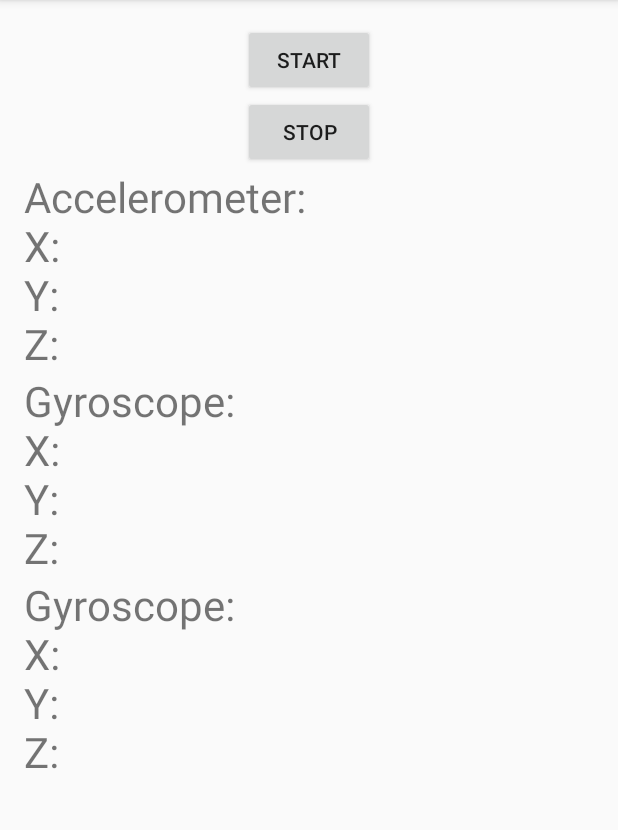
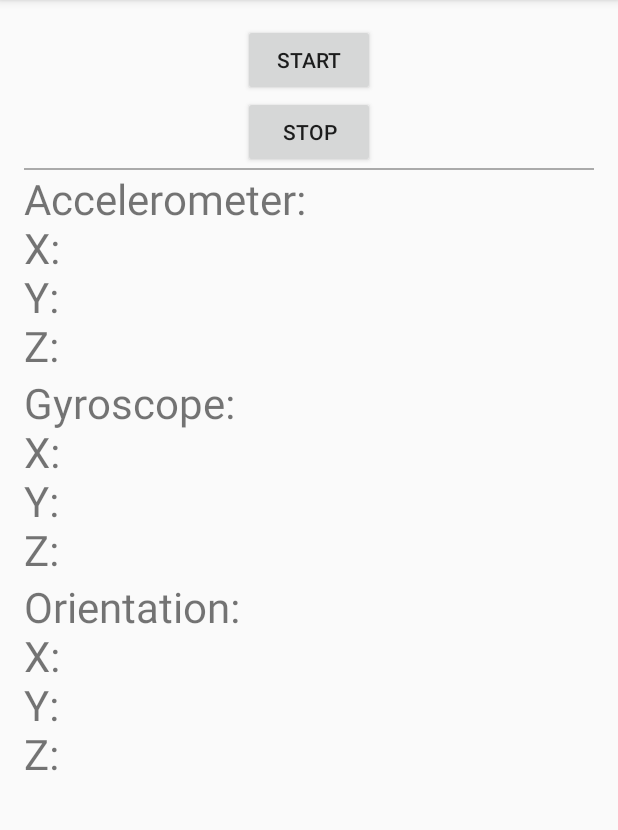
Before and after one commit to ryansmick/ActivitySensingResearch, an Android app: the screen it shows after launch (MainActivity), on a phone screen of 412 x 824 dp, the part 84-914 px from its top. Run offline under Robolectric (Android 15) with nearby library versions, the phone set to English and light mode, and no system bars; 1 statement that could not run was skipped.

Commit message:
Formatting and Fixing Problems

```diff
--- a/app/src/main/res/layout/activity_main.xml
+++ b/app/src/main/res/layout/activity_main.xml
@@ -1,4 +1,4 @@
-<RelativeLayout xmlns:android="http://schemas.android.com/apk/res/android"
+<LinearLayout xmlns:android="http://schemas.android.com/apk/res/android"
                 xmlns:tools="http://schemas.android.com/tools"
                 android:layout_width="match_parent"
                 android:layout_height="match_parent"
@@ -6,11 +6,12 @@
                 android:paddingRight="@dimen/activity_horizontal_margin"
                 android:paddingTop="@dimen/activity_vertical_margin"
                 android:paddingBottom="@dimen/activity_vertical_margin"
-                tools:context=".MainActivity">
+                tools:context=".MainActivity"
+                android:orientation="vertical">
 
     <LinearLayout
         android:layout_width="match_parent"
-        android:layout_height="match_parent"
+        android:layout_height="wrap_content"
         android:orientation="vertical"
         >
         <Button
@@ -27,6 +28,23 @@
             android:text="Stop"
             android:layout_gravity="center_horizontal"
             />
+
+        <View
+            android:layout_width="match_parent"
+            android:layout_height="1dp"
+            android:background="@android:color/darker_gray"/>
+
+    </LinearLayout>
+
+    <ScrollView
+        android:layout_width="match_parent"
+        android:layout_height="wrap_content">
+
+        <LinearLayout
+        android:layout_width="match_parent"
+        android:layout_height="wrap_content"
+        android:orientation="vertical"
+            >
 
             <TextView
             android:id="@+id/acceleration"
@@ -49,8 +67,11 @@
             android:layout_width="wrap_content"
             android:layout_height="wrap_content"
             android:textSize="28sp"
-            android:text="Gyroscope:\nX: \nY: \nZ: "/>
+            android:text="Orientation:\nX: \nY: \nZ: "
+                />
 
         </LinearLayout>
 
-</RelativeLayout>
+    </ScrollView>
+
+</LinearLayout>
```
Also changed, not shown: app/src/main/java/research/activitysensingresearch/MainActivity.java (+24 -9 lines), 1 other file. Lines whose indentation alone changed are shown as unchanged.
